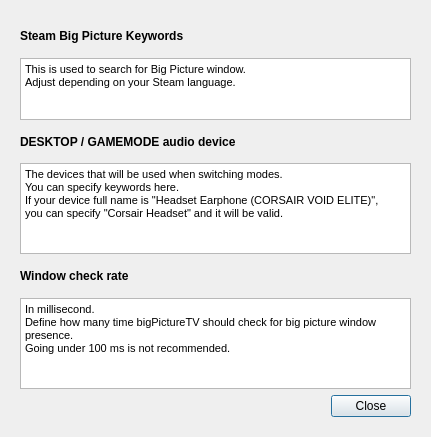
Qt form src/ui/help.ui (Odizinne/bigpicturetv) before a commit.
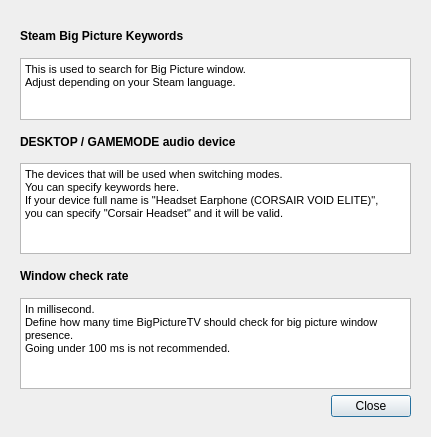
The same form after that commit.

Patch:
```diff
--- a/src/ui/help.ui
+++ b/src/ui/help.ui
@@ -61,7 +61,7 @@
 &lt;html&gt;&lt;head&gt;&lt;meta name=&quot;qrichtext&quot; content=&quot;1&quot; /&gt;&lt;style type=&quot;text/css&quot;&gt;
 p, li { white-space: pre-wrap; }
 &lt;/style&gt;&lt;/head&gt;&lt;body style=&quot; font-family:'MS Shell Dlg 2'; font-size:8.25pt; font-weight:400; font-style:normal;&quot;&gt;
-&lt;p style=&quot; margin-top:0px; margin-bottom:0px; margin-left:0px; margin-right:0px; -qt-block-indent:0; text-indent:0px;&quot;&gt;In millisecond.&lt;br /&gt;Define how many time bigPictureTV should check for big picture window presence.&lt;/p&gt;
+&lt;p style=&quot; margin-top:0px; margin-bottom:0px; margin-left:0px; margin-right:0px; -qt-block-indent:0; text-indent:0px;&quot;&gt;In millisecond.&lt;br /&gt;Define how many time BigPictureTV should check for big picture window presence.&lt;/p&gt;
 &lt;p style=&quot; margin-top:0px; margin-bottom:0px; margin-left:0px; margin-right:0px; -qt-block-indent:0; text-indent:0px;&quot;&gt;Going under 100 ms is not recommended.&lt;/p&gt;&lt;/body&gt;&lt;/html&gt;</string>
         </property>
         <property name="textInteractionFlags">
```
